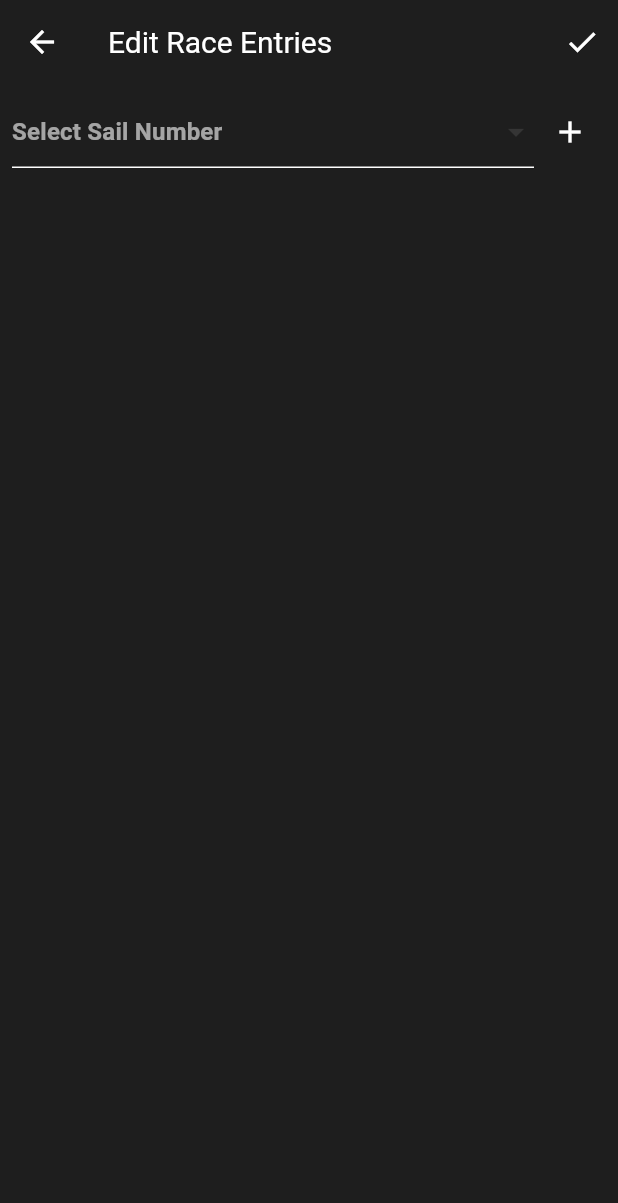
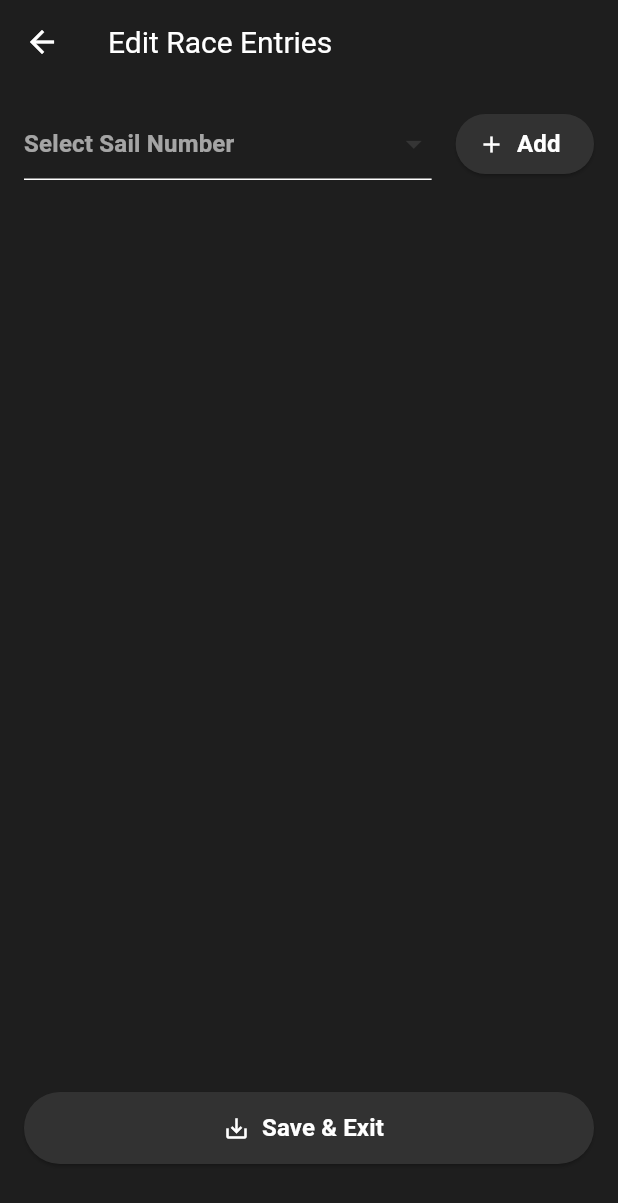
Before and after one commit to GADijkhuis/Klokking-Sail, a Flutter app: the RaceEditorView screen opened directly with empty values, on a phone screen of 412 x 824 dp. Shown: the top 1203 px of the screen. Run offline on Flutter 3.47's test engine with Material 3 defaults, Android fonts, the light colour scheme and no system bars; our stand-ins replace file_picker, share_plus.

Commit message:
fix: Project switch on save

```diff
--- a/lib/pages/finish_view.dart
+++ b/lib/pages/finish_view.dart
@@ -111,6 +111,7 @@ class _FinishViewState extends State<FinishView> {
                           builder: (_) => RaceEditorView(
                             sailNumbers: _sailNumbers,
                             entries: _races[index],
+                            onSave: _save,
                           ),
                         ),
                       );
--- a/lib/pages/race_editor_view.dart
+++ b/lib/pages/race_editor_view.dart
@@ -1,10 +1,13 @@
 import 'package:flutter/material.dart';
+
+import '../styles.dart';
 
 class RaceEditorView extends StatefulWidget {
   final List<String> sailNumbers;
   final List<String> entries;
+  final VoidCallback onSave;
 
-  RaceEditorView({required this.sailNumbers, required this.entries});
+  RaceEditorView({required this.sailNumbers, required this.entries, required this.onSave});
 
   @override
   _RaceEditorState createState() => _RaceEditorState();
@@ -34,18 +37,13 @@ class _RaceEditorState extends State<RaceEditorView> {
     return Scaffold(
       appBar: AppBar(
         title: Text("Edit Race Entries"),
-        actions: [
-          IconButton(
-            icon: Icon(Icons.check),
-            onPressed: () => Navigator.pop(context, entries),
-          )
-        ],
       ),
       body: Column(
         children: [
           Padding(
-            padding: const EdgeInsets.all(8.0),
+            padding: const EdgeInsets.all(Styles.baseViewPadding),
             child: Row(
+              spacing: Styles.baseViewPadding,
               children: [
                 Expanded(
                   child: DropdownButtonFormField<String>(
@@ -58,7 +56,11 @@ class _RaceEditorState extends State<RaceEditorView> {
                     onChanged: (val) => setState(() => selected = val),
                   ),
                 ),
-                IconButton(icon: Icon(Icons.add), onPressed: _addEntry)
+                ElevatedButton.icon(
+                  label: Text("Add"),
+                    icon: Icon(Icons.add),
+                    onPressed: _addEntry
+                )
               ],
             ),
           ),
@@ -84,6 +86,21 @@ class _RaceEditorState extends State<RaceEditorView> {
                   )
               ],
             ),
+          ),
+          Padding(
+            padding: EdgeInsets.only(left: Styles.baseViewPadding, right: Styles.baseViewPadding, top: Styles.baseViewPadding, bottom: 48),
+            child: Column(
+              children: [
+
+
+                ElevatedButton.icon(
+                  onPressed: () => Navigator.pop(context, entries),
+                  icon: Icon(Icons.save_alt),
+                  label: Text("Save & Exit"),
+                  style: ElevatedButton.styleFrom(minimumSize: Size.fromHeight(48)),
+                ),
+              ],
+            )
           )
         ],
       ),
```
Also changed, not shown: lib/main.dart (+14 -1 lines).
